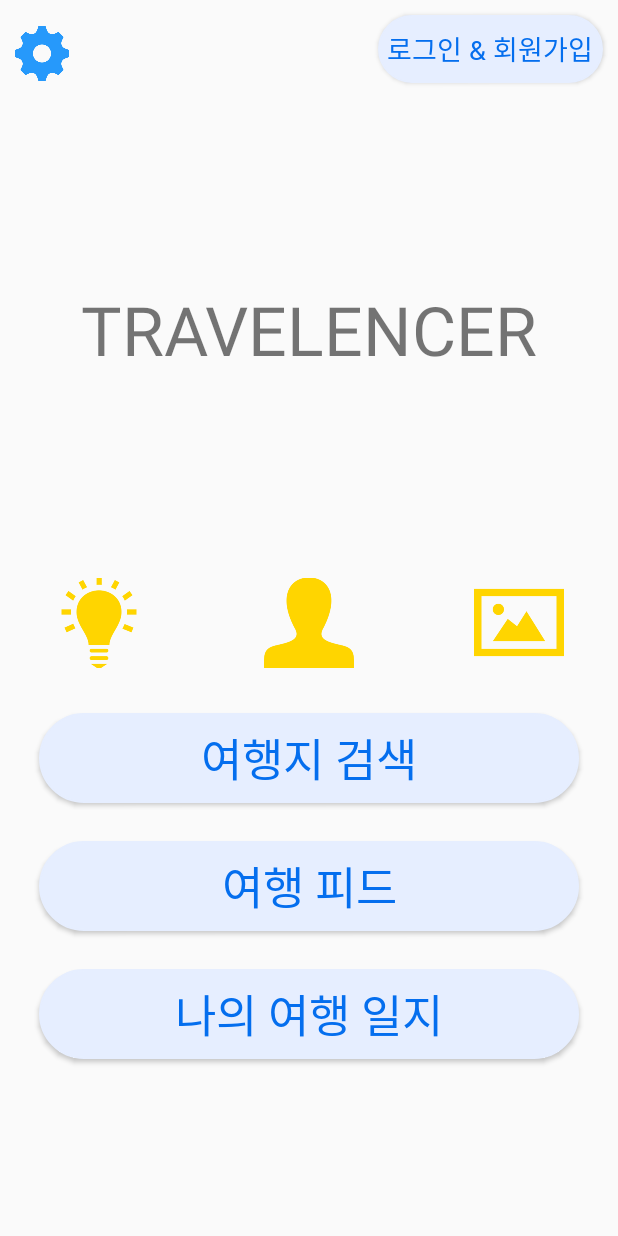
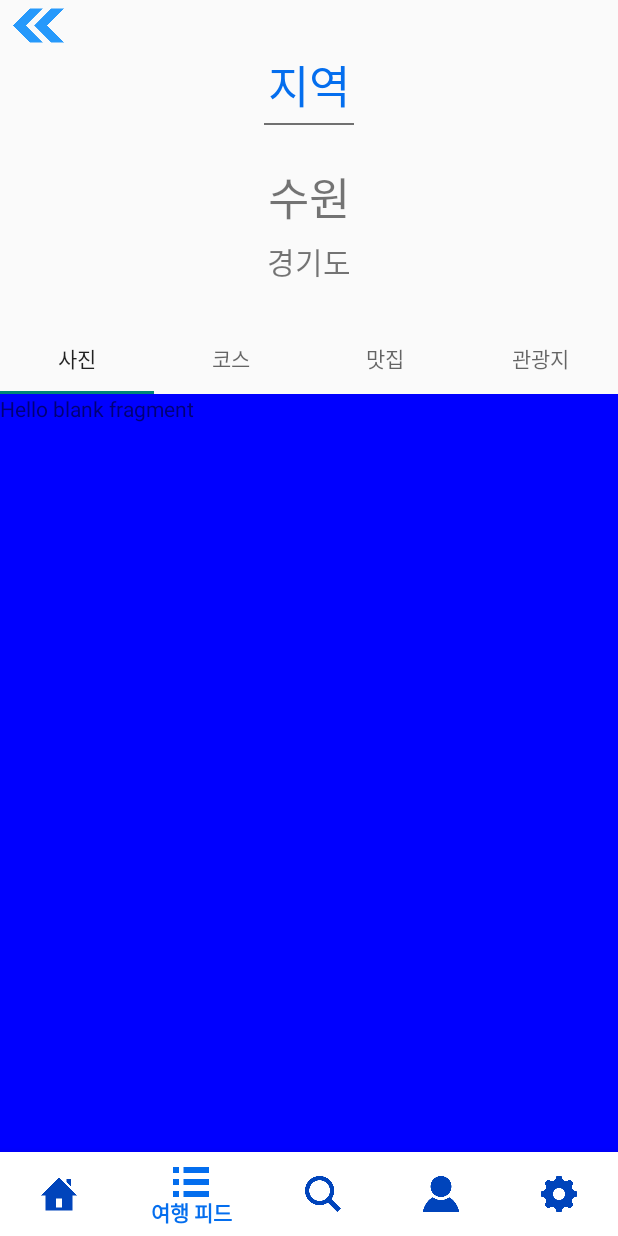
Before and after one commit to jeeheaG/Travelencer-2021-android, an Android app: the screen it shows after launch (MainActivity before the commit, NaviActivity after it), on a phone screen of 412 x 824 dp. Run offline under Robolectric (Android 15) with nearby library versions, the phone set to English and light mode, and no system bars; our stand-ins replace navigation-ui; 1 statement that could not run was skipped.

Commit message:
네비게이션 바 home빼고 연결 완료

```diff
--- a/app/src/main/java/com/example/travelencer_android_2021/FeedFragment.kt
+++ b/app/src/main/java/com/example/travelencer_android_2021/FeedFragment.kt
@@ -24,7 +24,7 @@ class FeedFragment : Fragment() {
         val view = inflater.inflate(R.layout.fragment_feed, container, false)
 
         // 어댑터 생성
-        val feedAdapter = FeedAdapter((activity as MainActivity).supportFragmentManager)
+        val feedAdapter = FeedAdapter((activity as NaviActivity).supportFragmentManager)
         // 프레그먼트, 탭 타이틀 넣기
         feedAdapter.addFragment(FeedPhotoFragment(), "사진")
         feedAdapter.addFragment(FeedCourseFragment(), "코스")
--- /dev/null
+++ b/app/src/main/java/com/example/travelencer_android_2021/NaviActivity.kt
@@ -0,0 +1,27 @@
+package com.example.travelencer_android_2021
+
+import androidx.appcompat.app.AppCompatActivity
+import android.os.Bundle
+import androidx.navigation.fragment.NavHostFragment
+import androidx.navigation.ui.NavigationUI
+import com.example.travelencer_android_2021.databinding.ActivityNaviBinding
+
+class NaviActivity : AppCompatActivity() {
+    private lateinit var mBinding : ActivityNaviBinding
+
+    override fun onCreate(savedInstanceState: Bundle?) {
+        super.onCreate(savedInstanceState)
+        //setContentView(R.layout.activity_navi)
+
+        mBinding = ActivityNaviBinding.inflate(layoutInflater)
+        setContentView(mBinding.root)
+
+
+        //네비게이션들을 담을 호스트를 가져오기
+        val naviHostFragment = supportFragmentManager.findFragmentById(R.id.navi_host) as NavHostFragment
+
+        val navController = naviHostFragment.navController
+
+        NavigationUI.setupWithNavController(mBinding.navi, navController)
+    }
+}
--- /dev/null
+++ b/app/src/main/res/drawable/menu_selector_color.xml
@@ -0,0 +1,5 @@
+<?xml version="1.0" encoding="utf-8"?>
+<selector xmlns:android="http://schemas.android.com/apk/res/android">
+    <item android:color="#046eee" android:state_checked="true"/>
+    <item android:color="#0044BB" android:state_checked="false"/>
+</selector>
--- /dev/null
+++ b/app/src/main/res/layout/activity_navi.xml
@@ -0,0 +1,30 @@
+<?xml version="1.0" encoding="utf-8"?>
+<LinearLayout xmlns:android="http://schemas.android.com/apk/res/android"
+    xmlns:app="http://schemas.android.com/apk/res-auto"
+    xmlns:tools="http://schemas.android.com/tools"
+    android:layout_width="match_parent"
+    android:layout_height="match_parent"
+    tools:context=".NaviActivity"
+    android:orientation="vertical"
+    android:weightSum="1">
+
+    <androidx.fragment.app.FragmentContainerView
+        android:id="@+id/navi_host"
+        android:name="androidx.navigation.fragment.NavHostFragment"
+        android:layout_width="match_parent"
+        android:layout_height="0dp"
+        android:layout_weight="1"
+        app:defaultNavHost="true"
+        app:navGraph="@navigation/navi_graph"/>
+
+    <com.google.android.material.bottomnavigation.BottomNavigationView
+        android:id="@+id/navi"
+        android:layout_width="match_parent"
+        android:layout_height="wrap_content"
+        android:background="@color/white"
+        app:menu="@menu/navi_menu"
+        app:itemIconTint="@drawable/menu_selector_color"
+        app:itemTextColor="@drawable/menu_selector_color"
+        />
+
+</LinearLayout>
--- a/app/src/main/res/layout/fragment_setting.xml
+++ b/app/src/main/res/layout/fragment_setting.xml
@@ -3,8 +3,10 @@
     xmlns:tools="http://schemas.android.com/tools"
     android:layout_width="match_parent"
     android:layout_height="match_parent"
-    tools:context=".FeedFilterFragment"
+    android:id="@+id/settingFragment"
+    tools:context="com.example.travelencer_android_2021.SettingFragment"
     android:orientation="vertical">
+    <!--tools:context=".FeedFilterFragment"-->
 
     <ImageView
         android:id="@+id/imgBack"
--- /dev/null
+++ b/app/src/main/res/menu/navi_menu.xml
@@ -0,0 +1,23 @@
+<?xml version="1.0" encoding="utf-8"?>
+<menu xmlns:android="http://schemas.android.com/apk/res/android">
+    <item
+        android:id="@+id/homeFragment"
+        android:title="홈"
+        android:icon="@drawable/ic_home"/>
+    <item
+        android:id="@+id/feedFragment"
+        android:title="여행 피드"
+        android:icon="@drawable/ic_navi_feed"/>
+    <item
+        android:id="@+id/placeMainFragment"
+        android:title="여행지 검색"
+        android:icon="@drawable/ic_navi_search"/>
+    <item
+        android:id="@+id/postBlogFragment"
+        android:title="나의 여행 일지"
+        android:icon="@drawable/ic_navi_user"/>
+    <item
+        android:id="@+id/settingFragment"
+        android:title="설정"
+        android:icon="@drawable/ic_navi_setting"/>
+</menu>
--- /dev/null
+++ b/app/src/main/res/navigation/navi_graph.xml
@@ -0,0 +1,28 @@
+<?xml version="1.0" encoding="utf-8"?>
+<navigation xmlns:android="http://schemas.android.com/apk/res/android"
+    xmlns:app="http://schemas.android.com/apk/res-auto"
+    xmlns:tools="http://schemas.android.com/tools"
+    android:id="@+id/navi_graph"
+    app:startDestination="@id/feedFragment">
+
+    <fragment
+        android:id="@+id/settingFragment"
+        android:name="com.example.travelencer_android_2021.SettingFragment"
+        android:label="fragment_setting"
+        tools:layout="@layout/fragment_setting" />
+    <fragment
+        android:id="@+id/placeMainFragment"
+        android:name="com.example.travelencer_android_2021.PlaceMainFragment"
+        android:label="fragment_place_main"
+        tools:layout="@layout/fragment_place_main" />
+    <fragment
+        android:id="@+id/postBlogFragment"
+        android:name="com.example.travelencer_android_2021.PostBlogFragment"
+        android:label="fragment_post_blog"
+        tools:layout="@layout/fragment_post_blog" />
+    <fragment
+        android:id="@+id/feedFragment"
+        android:name="com.example.travelencer_android_2021.FeedFragment"
+        android:label="fragment_feed"
+        tools:layout="@layout/fragment_feed" />
+</navigation>
--- a/build.gradle
+++ b/build.gradle
@@ -11,6 +11,8 @@ buildscript {
 
         // NOTE: Do not place your application dependencies here; they belong
         // in the individual module build.gradle files
+        def nav_version = "2.3.5"
+        classpath "androidx.navigation:navigation-safe-args-gradle-plugin:$nav_version"
     }
 }
 
```
Also changed, not shown: app/build.gradle (+8 -0 lines), app/src/main/AndroidManifest.xml (+17 -10 lines), app/src/main/java/com/example/travelencer_android_2021/PlaceMainFragment.kt (added, +26 -0 lines), app/src/main/java/com/example/travelencer_android_2021/PostBlogFragment.kt (added, +24 -0 lines), app/src/main/java/com/example/travelencer_android_2021/SettingFragment.kt (+13 -1 lines), app/src/main/res/layout/fragment_place_main.xml (added, +19 -0 lines), app/src/main/res/layout/fragment_post_blog.xml (added, +16 -0 lines), app/src/main/res/drawable/ic_navi_feed.png (renamed from app/src/main/res/drawable/ic_navi_peed.png).
